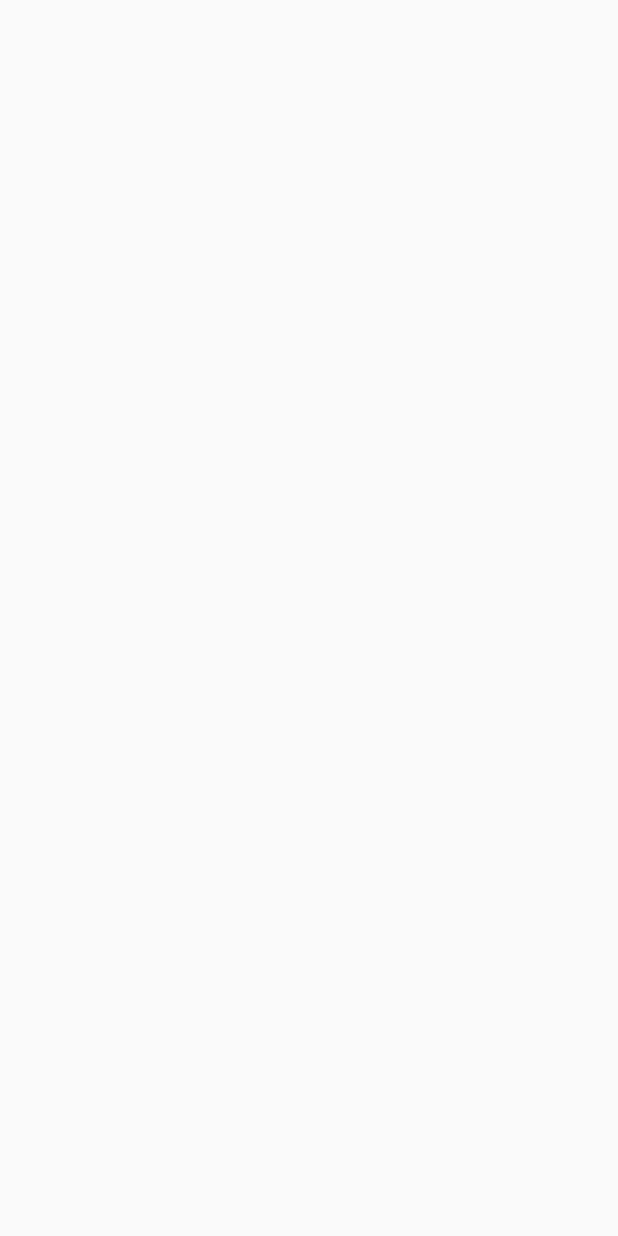
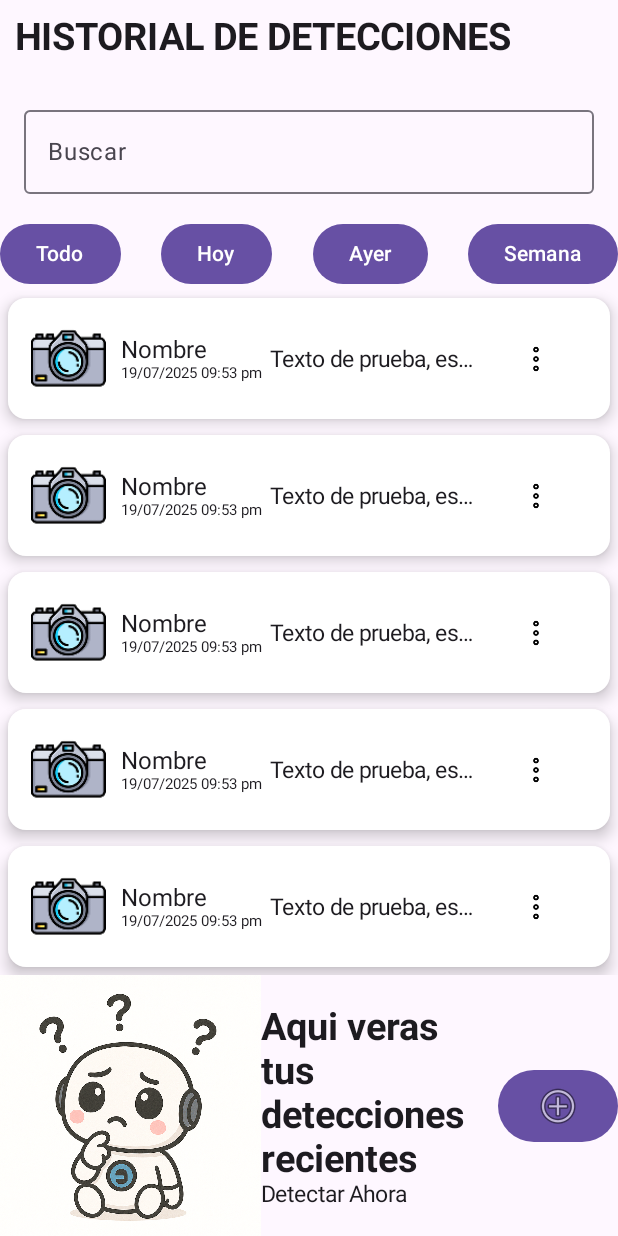
Before and after one commit to Unshd0012/detector-objetos, an Android app built with Jetpack Compose: the HistorialDeteccionesScreen screen opened through its navigation route, on a phone screen of 412 x 824 dp. Before the commit the screen is empty. Run offline under Robolectric (Android 15) with nearby library versions, the phone set to English and light mode, and no system bars; our stand-ins replace Dagger/Hilt's generated code, Room's generated code, livedata-compose; libraries missing offline, so code that uses them is left out: androidx.hilt.lifecycle.

Commit message:
opciones 2/2 historialDetecciones 1/2

```diff
--- a/app/src/main/java/com/unshd/detectionsobjects/DetectionsObjectsApp.kt
+++ b/app/src/main/java/com/unshd/detectionsobjects/DetectionsObjectsApp.kt
@@ -1,9 +1,40 @@
 package com.unshd.detectionsobjects
 
 import android.app.Application
+import android.content.Context
+import androidx.room.Room
+import com.unshd.detectionsobjects.core.db.AppDatabase
+import com.unshd.detectionsobjects.core.db.label.ImageLabelDao
+import com.unshd.detectionsobjects.core.db.text.TextBlockDao
+import dagger.Module
+import dagger.Provides
+import dagger.hilt.InstallIn
 import dagger.hilt.android.HiltAndroidApp
+import dagger.hilt.android.qualifiers.ApplicationContext
+import dagger.hilt.components.SingletonComponent
+import javax.inject.Singleton
 
 @HiltAndroidApp
 class DetectionsObjectsApp : Application(){
 
 }
+
+@Module
+@InstallIn(SingletonComponent::class)
+object DatabaseModule {
+
+    @Provides
+    @Singleton
+    fun provideDatabase(
+        @ApplicationContext ctx: Context
+    ): AppDatabase =
+        Room.databaseBuilder(ctx, AppDatabase::class.java, "detections.db")
+            .fallbackToDestructiveMigration(true)   // ‑‑> borra todas las tablas si el esquema cambia
+            .build()
+
+    @Provides
+    fun provideImageLabelDao(db: AppDatabase): ImageLabelDao = db.imageLabelDao()
+
+    @Provides
+    fun provideTextBlockDao(db: AppDatabase): TextBlockDao = db.textBlockDao()
+}
--- a/app/src/main/java/com/unshd/detectionsobjects/MainActivity.kt
+++ b/app/src/main/java/com/unshd/detectionsobjects/MainActivity.kt
@@ -67,7 +67,7 @@ class MainActivity : ComponentActivity() {
 
                 composable<HistorialDetecciones> {
                     val vm: HistorialDeteccionesViewModel = hiltViewModel()
-                    HistorialDeteccionesScreen(vm)
+                    HistorialDeteccionesScreen(vm, navController)
                 }
 
                 composable<HistorialEtiquetado> {
--- /dev/null
+++ b/app/src/main/java/com/unshd/detectionsobjects/core/db/AppDataBase.kt
@@ -0,0 +1,18 @@
+package com.unshd.detectionsobjects.core.db
+
+import androidx.room.Database
+import androidx.room.RoomDatabase
+import com.unshd.detectionsobjects.core.db.label.ImageLabelDao
+import com.unshd.detectionsobjects.core.db.label.ImageLabelEntity
+import com.unshd.detectionsobjects.core.db.text.TextBlockDao
+import com.unshd.detectionsobjects.core.db.text.TextBlockEntity
+
+@Database(
+    entities = [ImageLabelEntity::class, TextBlockEntity::class],
+    version = 1,
+    exportSchema = false
+)
+abstract class AppDatabase : RoomDatabase() {
+    abstract fun imageLabelDao(): ImageLabelDao
+    abstract fun textBlockDao(): TextBlockDao
+}
--- /dev/null
+++ b/app/src/main/java/com/unshd/detectionsobjects/core/db/label/ImageLabelDao.kt
@@ -0,0 +1,45 @@
+package com.unshd.detectionsobjects.core.db.label
+
+import androidx.room.Dao
+import androidx.room.Delete
+import androidx.room.Insert
+import androidx.room.OnConflictStrategy
+import androidx.room.Query
+import androidx.room.Update
+
+@Dao
+interface ImageLabelDao {
+
+    /** Inserta una etiqueta; reemplaza si existe el mismo id. */
+    @Insert(onConflict = OnConflictStrategy.REPLACE)
+    suspend fun insert(label: ImageLabelEntity): Long
+
+    /** Inserta una lista de etiquetas. */
+    @Insert(onConflict = OnConflictStrategy.REPLACE)
+    suspend fun insertAll(labels: List<ImageLabelEntity>): List<Long>
+
+    /** Actualiza una etiqueta. */
+    @Update
+    suspend fun update(label: ImageLabelEntity)
+
+    /** Elimina una etiqueta. */
+    @Delete
+    suspend fun delete(label: ImageLabelEntity)
+
+    /** Borra todas las filas de la tabla. */
+    @Query("DELETE FROM image_labels")
+    suspend fun clearAll()
+
+    /** Obtiene una etiqueta por id. */
+    @Query("SELECT * FROM image_labels WHERE id = :id LIMIT 1")
+    suspend fun getById(id: Int): ImageLabelEntity?
+
+    /** Devuelve todas las etiquetas ordenadas por fecha descendente. */
+    @Query("SELECT * FROM image_labels ORDER BY timestamp DESC")
+    suspend fun getAll(): List<ImageLabelEntity>
+
+    /** Filtra por sesión. */
+    @Query("SELECT * FROM image_labels WHERE sessionId = :session ORDER BY timestamp DESC")
+    suspend fun getBySession(session: String): List<ImageLabelEntity>
+
+}
--- /dev/null
+++ b/app/src/main/java/com/unshd/detectionsobjects/core/db/label/ImageLabelEntity.kt
@@ -0,0 +1,14 @@
+package com.unshd.detectionsobjects.core.db.label
+
+import androidx.room.Entity
+import androidx.room.PrimaryKey
+
+@Entity(tableName = "image_labels")
+data class ImageLabelEntity(
+    @PrimaryKey(autoGenerate = true) val id: Int = 0,
+    val sessionId: String,
+    val title: String,
+    val labelText: String,
+    val confidence: Float,
+    val timestamp: Long
+)
--- /dev/null
+++ b/app/src/main/java/com/unshd/detectionsobjects/core/db/text/TextBlockDao.kt
@@ -0,0 +1,44 @@
+package com.unshd.detectionsobjects.core.db.text
+
+import androidx.room.Dao
+import androidx.room.Delete
+import androidx.room.Insert
+import androidx.room.OnConflictStrategy
+import androidx.room.Query
+import androidx.room.Update
+
+@Dao
+interface TextBlockDao {
+
+    /** Inserta un bloque de texto; reemplaza si ya existe el mismo id. */
+    @Insert(onConflict = OnConflictStrategy.REPLACE)
+    suspend fun insert(block: TextBlockEntity): Long
+
+    /** Inserta una lista de bloques. */
+    @Insert(onConflict = OnConflictStrategy.REPLACE)
+    suspend fun insertAll(blocks: List<TextBlockEntity>): List<Long>
+
+    /** Actualiza un bloque existente. */
+    @Update
+    suspend fun update(block: TextBlockEntity)
+
+    /** Elimina un bloque. */
+    @Delete
+    suspend fun delete(block: TextBlockEntity)
+
+    /** Borra todos los registros. */
+    @Query("DELETE FROM text_blocks")
+    suspend fun clearAll()
+
+    /** Obtiene un bloque por id. */
+    @Query("SELECT * FROM text_blocks WHERE id = :id LIMIT 1")
+    suspend fun getById(id: Int): TextBlockEntity?
+
+    /** Devuelve todos los bloques ordenados por fecha descendente. */
+    @Query("SELECT * FROM text_blocks ORDER BY timestamp DESC")
+    suspend fun getAll(): List<TextBlockEntity>
+
+    /** Filtra por sesión. */
+    @Query("SELECT * FROM text_blocks WHERE sessionId = :session ORDER BY timestamp DESC")
+    suspend fun getBySession(session: String): List<TextBlockEntity>
+}
--- /dev/null
+++ b/app/src/main/java/com/unshd/detectionsobjects/core/db/text/TextBlockEntity.kt
@@ -0,0 +1,14 @@
+package com.unshd.detectionsobjects.core.db.text
+
+import androidx.room.Entity
+import androidx.room.PrimaryKey
+
+@Entity(tableName = "text_blocks")
+data class TextBlockEntity(
+    @PrimaryKey(autoGenerate = true) val id: Int = 0,
+    val sessionId: String,
+    val title: String,
+    val fullText: String,
+    val imageUri: String?,
+    val timestamp: Long
+)
--- a/app/src/main/java/com/unshd/detectionsobjects/core/viewmodel/HistorialDeteccionesViewModel.kt
+++ b/app/src/main/java/com/unshd/detectionsobjects/core/viewmodel/HistorialDeteccionesViewModel.kt
@@ -1,7 +1,34 @@
 package com.unshd.detectionsobjects.core.viewmodel
 
+import android.util.Log
 import androidx.lifecycle.ViewModel
+import androidx.lifecycle.viewModelScope
+import androidx.navigation.NavController
+import com.unshd.detectionsobjects.core.db.label.ImageLabelDao
+import com.unshd.detectionsobjects.core.db.text.TextBlockDao
+import com.unshd.detectionsobjects.core.db.text.TextBlockEntity
+import dagger.hilt.android.lifecycle.HiltViewModel
 import jakarta.inject.Inject
+import kotlinx.coroutines.launch
 
-class HistorialDeteccionesViewModel@Inject constructor(): ViewModel() {
+@HiltViewModel
+class HistorialDeteccionesViewModel@Inject constructor(private val dao: TextBlockDao): ViewModel() {
+
+    fun loadHistorialDetecciones(){
+        viewModelScope.launch {
+            val lista = dao.getAll()
+            lista.forEach {
+                Log.d("historial_detecciones",it.toString())
+            }
+        }
+    }
+
+    fun insertHistorialDetecciones(deteccion:TextBlockEntity){
+        viewModelScope.launch {
+            dao.insert(deteccion)
+            loadHistorialDetecciones()
+        }
+
+    }
+
 }
--- a/app/src/main/java/com/unshd/detectionsobjects/navigation/HistorialDetecciones.kt
+++ b/app/src/main/java/com/unshd/detectionsobjects/navigation/HistorialDetecciones.kt
@@ -1,9 +1,175 @@
 package com.unshd.detectionsobjects.navigation
 
+import android.app.Activity
+import android.widget.Toast
+import androidx.compose.foundation.clickable
+import androidx.compose.foundation.layout.Arrangement
+import androidx.compose.foundation.layout.Column
+import androidx.compose.foundation.layout.Row
+import androidx.compose.foundation.layout.Spacer
+import androidx.compose.foundation.layout.fillMaxSize
+import androidx.compose.foundation.layout.fillMaxWidth
+import androidx.compose.foundation.layout.padding
+import androidx.compose.foundation.layout.size
+import androidx.compose.foundation.layout.width
+import androidx.compose.foundation.lazy.LazyColumn
+import androidx.compose.material3.Button
+import androidx.compose.material3.Card
+import androidx.compose.material3.CardDefaults
+import androidx.compose.material3.ElevatedCard
+import androidx.compose.material3.Icon
+import androidx.compose.material3.OutlinedTextField
+import androidx.compose.material3.Scaffold
+import androidx.compose.material3.Text
+import androidx.compose.material3.TextField
 import androidx.compose.runtime.Composable
+import androidx.compose.runtime.getValue
+import androidx.compose.runtime.mutableStateOf
+import androidx.compose.runtime.remember
+import androidx.compose.runtime.setValue
+import androidx.compose.ui.Alignment
+import androidx.compose.ui.Modifier
+import androidx.compose.ui.graphics.Color
+import androidx.compose.ui.graphics.ImageBitmap
+import androidx.compose.ui.platform.LocalContext
+import androidx.compose.ui.res.imageResource
+import androidx.compose.ui.text.font.FontWeight
+import androidx.compose.ui.text.style.TextOverflow
+import androidx.compose.ui.tooling.preview.Preview
+import androidx.compose.ui.unit.dp
+import androidx.compose.ui.unit.sp
+import androidx.navigation.NavController
+import com.unshd.detectionsobjects.R
+import com.unshd.detectionsobjects.core.db.text.TextBlockEntity
 import com.unshd.detectionsobjects.core.viewmodel.HistorialDeteccionesViewModel
+import java.util.UUID
 
 @Composable
-fun HistorialDeteccionesScreen(vm:HistorialDeteccionesViewModel){
+fun HistorialDeteccionesScreen(vm:HistorialDeteccionesViewModel, navController: NavController){
+
+    /*vm.insertHistorialDetecciones(TextBlockEntity(0, UUID.randomUUID().toString(),"prueba",
+        "Descripcion","prueba",System.currentTimeMillis()))*/
+    Scaffold(modifier = Modifier.fillMaxSize()) { innerPadding ->
+        Column (modifier = Modifier.fillMaxSize().padding(innerPadding)) {
+            HeadHistorialDetecciones()
+            BodyHistorialDetecciones()
+            BottomHistorialDetecciones(navController)
+        }
+    }
+}
+
+@Composable
+@Preview(showBackground = true)
+fun HeadHistorialDetecciones() {
+    Column (verticalArrangement = Arrangement.Center,modifier = Modifier.fillMaxWidth().padding(10.dp)){
+        Text("HISTORIAL DE DETECCIONES", fontSize = 25.sp, fontWeight = FontWeight.Bold)
+    }
 
 }
+
+@Composable
+@Preview(showBackground = true)
+fun BodyHistorialDetecciones() {
+
+    var texto by remember { mutableStateOf("") }
+    val context = LocalContext.current
+
+
+    Column (modifier =Modifier.fillMaxWidth()) {
+        Column (Modifier.fillMaxWidth()) {
+            OutlinedTextField(
+                value = texto,
+                onValueChange = { texto = it },
+                label = { Text("Buscar") },
+                placeholder = { Text("Ingrese informacion") },
+                modifier = Modifier
+                    .fillMaxWidth()
+                    .padding(16.dp)
+            )
+            Row (horizontalArrangement = Arrangement.SpaceBetween,modifier = Modifier.fillMaxWidth()){
+                Button(onClick = { /*TODO*/ }) {
+                    Text(text = "Todo")
+                }
+                Button(onClick = { /*TODO*/ }) {
+                    Text(text = "Hoy")
+                }
+                Button(onClick = { /*TODO*/ }) {
+                    Text(text = "Ayer")
+                }
+                Button(onClick = { /*TODO*/ }) {
+                    Text(text = "Semana")
+                }
+            }
+        }
+
+
+        val listaSize = 5
+        // Lista de elementos
+        Column (modifier = Modifier.fillMaxWidth()) {
+            LazyColumn {
+                items(listaSize){ index ->
+                    //val opcion = lista!![index]
+                    ElevatedCard(
+                        elevation = CardDefaults.cardElevation(defaultElevation = 6.dp),
+                        colors = CardDefaults.cardColors(containerColor = Color.White),
+                        modifier = Modifier.fillMaxSize().padding(5.dp)
+                    ){
+                        Card(modifier = Modifier
+                            .fillMaxWidth()
+                            .padding(5.dp).clickable {
+
+                            },
+                            colors = CardDefaults.cardColors(containerColor = Color.White)) {
+                            Row(horizontalArrangement = Arrangement.Absolute.SpaceBetween,
+                                verticalAlignment = Alignment.CenterVertically,
+                                modifier = Modifier
+                                    .fillMaxWidth()
+                                    .padding(10.dp)
+                            ) {
+                                Icon(bitmap = ImageBitmap.imageResource(id = R.mipmap.camara),
+                                    tint = Color.Unspecified,contentDescription = "",
+                                    modifier = Modifier.size(50.dp))
+                                Spacer(Modifier.width(10.dp))
+                                Column {
+                                    Text(text = "Nombre", fontSize = 16.sp)
+                                    Text(text = "19/07/2025 09:53 pm", fontSize = 10.sp)
+                                }
+                                Spacer(Modifier.width(5.dp))
+                                Text(text = "Texto de prueba, este texto es de prueba y es el texto que se encuentra en la descripcion",
+                                    fontSize = 15.sp,
+                                    maxLines = 1,
+                                    overflow = TextOverflow.Ellipsis,
+                                    modifier = Modifier.weight(2f))
+                                Spacer(Modifier.width(5.dp))
+                                Icon(bitmap = ImageBitmap.imageResource(id = R.mipmap.menudetecciones),contentDescription = "",
+                                    tint = Color.Unspecified, modifier = Modifier.size(20.dp).clickable {
+                                        Toast.makeText(context,"opcion.descripcion", Toast.LENGTH_LONG).show()
+                                    }.weight(1f))
+
+
+                            }
+                        }
+                    }
+                }
+            }
+        }
+    }
+}
+
+@Composable
+fun BottomHistorialDetecciones(navController: NavController) {
+    Column(modifier = Modifier.fillMaxWidth()){
+        Row (verticalAlignment = Alignment.CenterVertically,horizontalArrangement = Arrangement.SpaceBetween,){
+            Icon(bitmap = ImageBitmap.imageResource(id = R.drawable.robothistorialdetecciones), tint = Color.Unspecified, contentDescription = "")
+            Column (modifier = Modifier.weight(2f)){
+                Text(text = "Aqui veras tus detecciones recientes", fontSize = 25.sp, fontWeight = FontWeight.Bold)
+                Text(text = "Detectar Ahora", fontSize = 15.sp)
+            }
+            Button(onClick = { navController.navigate(Detecciones) }) {
+                Icon(bitmap = ImageBitmap.imageResource(id = android.R.drawable.ic_menu_add), tint = Color.Unspecified, contentDescription = "")
+
+            }
+        }
+
+    }
+}
--- a/app/src/main/java/com/unshd/detectionsobjects/navigation/Opciones.kt
+++ b/app/src/main/java/com/unshd/detectionsobjects/navigation/Opciones.kt
@@ -38,20 +38,20 @@ import com.unshd.detectionsobjects.R
 import com.unshd.detectionsobjects.core.viewmodel.OpcionesViewModel
 
 @Composable
-fun OpcionesScreen( vm:OpcionesViewModel,onOpcionSeleccionada: (String) -> Unit) {
+fun OpcionesScreen( vm:OpcionesViewModel,onOpcionSeleccionada: (Any) -> Unit) {
 
     vm.loadOpciones()
     Scaffold(modifier = Modifier.fillMaxSize()) { innerPadding ->
         Column (modifier = Modifier.fillMaxSize().padding(innerPadding)) {
             HeadOpciones()
-            BodyOpciones(vm)
+            BodyOpciones(vm,onOpcionSeleccionada)
             BottomOpciones()
         }
     }
 }
 
 @Composable
-fun BodyOpciones(vm: OpcionesViewModel) {
+fun BodyOpciones(vm: OpcionesViewModel, onOpcionSeleccionada: (Any) -> Unit) {
     val context = LocalContext.current
     val lista by vm.listaOpciones.observeAsState()
     val listaSize = lista?.size ?: 0
@@ -67,6 +67,13 @@ Column (modifier=Modifier.fillMaxWidth()){
                 Card(modifier = Modifier
                     .fillMaxWidth()
                     .padding(5.dp).clickable {
+                        when (opcion.nombre) {
+                            "Camara en Vivo" -> onOpcionSeleccionada(LiveCamera)
+                            "Detector Objetos desde Galeria" -> onOpcionSeleccionada(Detecciones)
+                            "Etiquetado desde Galeria" -> onOpcionSeleccionada(Etiquetados)
+                            "Historial de Detecciones" -> onOpcionSeleccionada(HistorialDetecciones)
+                            "Historial de Etiquetados" -> onOpcionSeleccionada(HistorialEtiquetado)
+                        }
                     },
                     colors = CardDefaults.cardColors(containerColor = Color.White)) {
                     Row(horizontalArrangement = Arrangement.Absolute.SpaceBetween,
```
Also changed, not shown: app/src/main/res/drawable/robothistorialdetecciones.png (added), app/src/main/res/mipmap-hdpi/menudetecciones.png (added), app/src/main/res/mipmap-mdpi/menudetecciones.png (added), app/src/main/res/mipmap-xhdpi/menudetecciones.png (added), app/src/main/res/mipmap-xxhdpi/menudetecciones.png (added), app/src/main/res/mipmap-xxxhdpi/menudetecciones.png (added).
